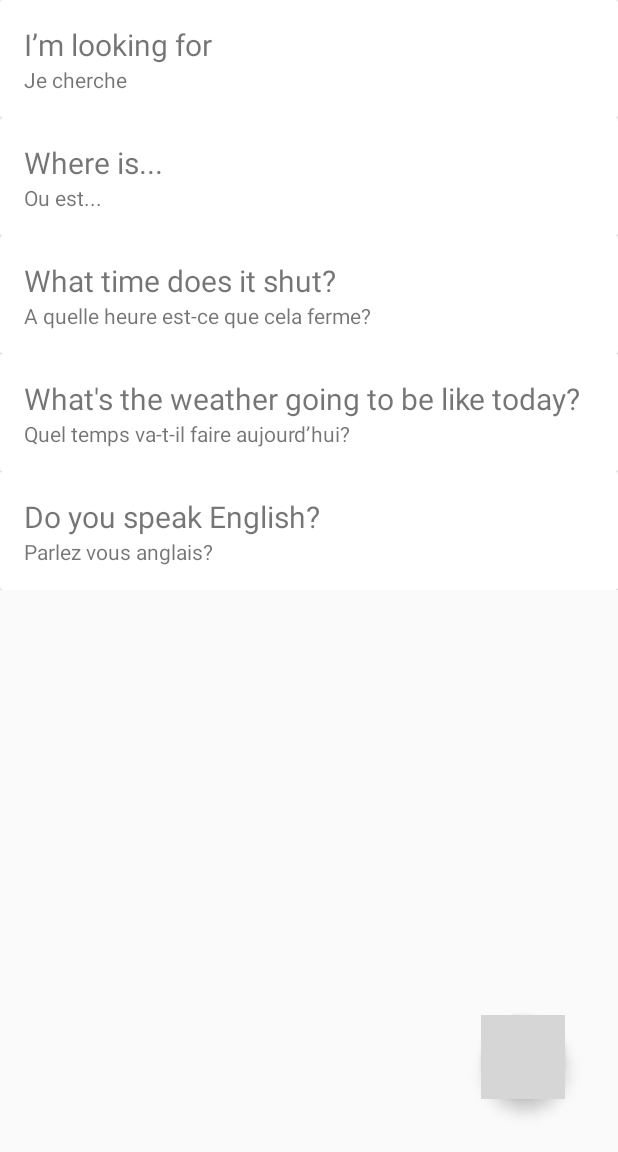
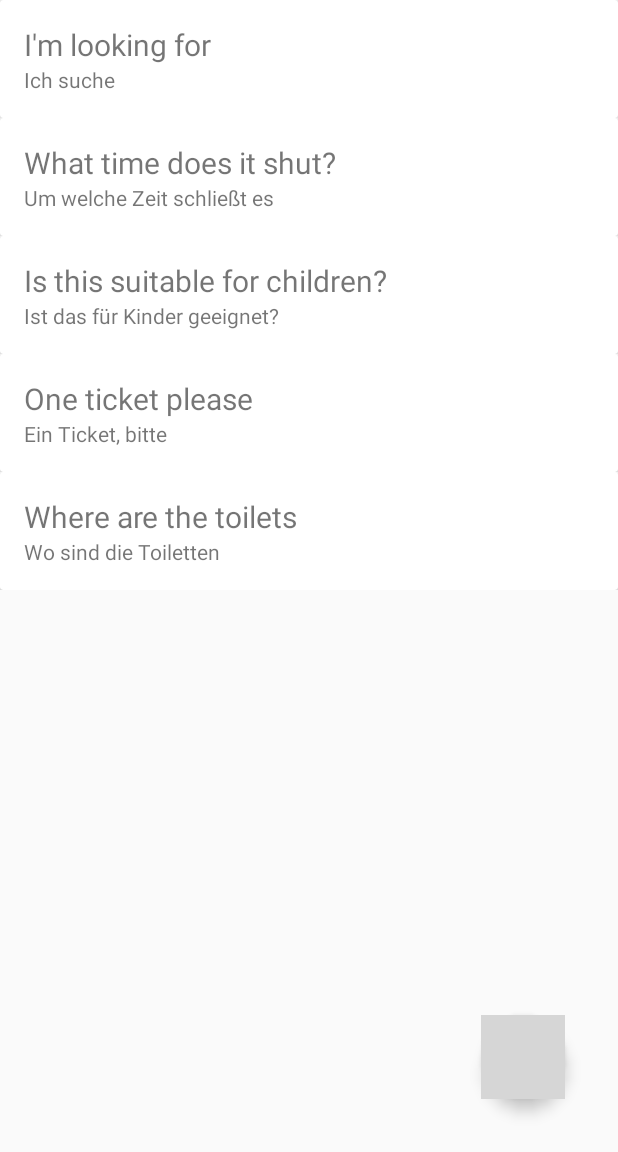
Before and after one commit to TourKing/TourKingAndroid, an Android app: the fragment FromPage placed in its activity, in the side drawer, after a tap on "Attractions", on a phone screen of 412 x 824 dp, the part 84-1236 px from its top. Run offline under Robolectric (Android 15) with nearby library versions, the phone set to English and light mode, and no system bars; libraries missing offline, so code that uses them is left out: com.google.cloud.translate; grey boxes are pictures that could not be loaded.

Commit message:
added german phrases

```diff
--- a/TK/app/src/main/java/com/holly/tourking/FromPage.java
+++ b/TK/app/src/main/java/com/holly/tourking/FromPage.java
@@ -31,45 +31,14 @@ public class FromPage extends Fragment {
     public View onCreateView(LayoutInflater inflater, ViewGroup container,
                              Bundle savedInstanceState) {
 
-       //View rootView = inflater.inflate(R.layout.phrases_page, container, false);
 
         RecyclerView rv = new RecyclerView(getContext());
         rv.setLayoutManager(new LinearLayoutManager(getContext()));
 
-        /*CardView cv1 = rootView.findViewById(R.id.cv);
-        TextView phrase1 = rootView.findViewById(R.id.phrase);
-        TextView translation1 = rootView.findViewById(R.id.translation);*/
-
         List<Phrase> phrases;
-        Phrase.initialiseData();
-        phrases = Phrase.HomePhrases;
+        phrases = Phrase.initialiseData(1, ((MainActivity)getActivity()).getSection());
 
         rv.setAdapter(new FromPhraseAdapter(getContext(), phrases));
-
-        switch (((MainActivity)getActivity()).getSection()){
-
-            case "home":
-                phrases = Phrase.HomePhrases;
-                rv.setAdapter(new FromPhraseAdapter(getContext(), phrases));
-                break;
-            case "transport":
-                phrases = Phrase.Transport;
-                rv.setAdapter(new FromPhraseAdapter(getContext(), phrases));
-                break;
-            case "restaurant":
-                phrases = Phrase.Restaurant;
-                rv.setAdapter(new FromPhraseAdapter(getContext(), phrases));
-                break;
-            case "attractions":
-                phrases = Phrase.Attractions;
-                rv.setAdapter(new FromPhraseAdapter(getContext(), phrases));
-                break;
-            case "supermarket":
-                phrases = Phrase.SuperMarket;
-                rv.setAdapter(new FromPhraseAdapter(getContext(), phrases));
-                break;
-        }
-
         return rv;
     }
 }
--- a/TK/app/src/main/java/com/holly/tourking/Phrase.java
+++ b/TK/app/src/main/java/com/holly/tourking/Phrase.java
@@ -18,99 +18,113 @@ import java.util.List;
 public class Phrase {
     public String phrase;
     public String translation;
-    public String phonetic;
 
-    Phrase(String phrase, String translation, String phonetic) {
+    Phrase(String phrase, String translation) {
         this.phrase = phrase;
         this.translation = translation;
-        this.phonetic = phonetic;
     }
-    public static List<Phrase> HomePhrases;
-    public static List<Phrase> Transport;
-    public static List<Phrase> Restaurant;
-    public static List<Phrase> Attractions;
-    public static List<Phrase> SuperMarket;
+    public static ArrayList<Phrase> phrases;
 
-    ArrayList<String> translatedList = new ArrayList<>();
-
-    public static void initialiseData(){
-        HomePhrases = new ArrayList<>();
-        HomePhrases.add(new Phrase("Hello", "Bonjour", "(phonetic)"));
-        HomePhrases.add(new Phrase("I would like...", "Je voudrais...", "(phonetic)"));
-        HomePhrases.add(new Phrase("I don't understand", "Je ne comprends pas", "(phonetic)"));
-        HomePhrases.add(new Phrase("Could you repeat that please?", "Pouvez-vous répéter, s’il vous plaît.", "(phonetic)"));
-        HomePhrases.add(new Phrase("Do you speak English?", "Parlez vous anglais?", "(phonetic)"));
-
-        Transport = new ArrayList<>();
-        Transport.add(new Phrase("A car", "Une voiture", "(phonetic)"));
-        Transport.add(new Phrase("The train station", "La gare", "(phonetic)"));
-        Transport.add(new Phrase("The airport", "L'aeroport", "(phonetic)"));
-        Transport.add(new Phrase("We're lost", "Nous sommes perdus", "(phonetic)"));
-        Transport.add(new Phrase("We would like to go...", "Nous voulons aller à...", "(phonetic)"));
-
-        Restaurant = new ArrayList<>();
-        Restaurant.add(new Phrase("I would like...", "Je voudrais...", "(phonetic)"));
-        Restaurant.add(new Phrase("With cheese", "Au gratin", "(phonetic)"));
-        Restaurant.add(new Phrase("Enjoy your food", "Bon apétit", "(phonetic)"));
-        Restaurant.add(new Phrase("A table for two / four people", "Une table pour deux / quatre personnes. ", "(phonetic)"));
-        Restaurant.add(new Phrase("Could I have the bill please?", "L’addition, s’il vous plaît", "(phonetic)"));
-
-        Attractions = new ArrayList<>();
-        Attractions.add(new Phrase("I’m looking for", "Je cherche", "(phonetic)"));
-        Attractions.add(new Phrase("Where is...", "Ou est...", "(phonetic)"));
-        Attractions.add(new Phrase("What time does it shut?", "A quelle heure est-ce que cela ferme?", "(phonetic)"));
-        Attractions.add(new Phrase("What's the weather going to be like today?", "Quel temps va-t-il faire aujourd’hui? ", "(phonetic)"));
-        Attractions.add(new Phrase("Do you speak English?", "Parlez vous anglais?", "(phonetic)"));
-
-        SuperMarket = new ArrayList<>();
-        SuperMarket.add(new Phrase("Price", "Prix", "(phonetic)"));
-        SuperMarket.add(new Phrase("Credit card", "Carte de crédit", "(phonetic)"));
-        SuperMarket.add(new Phrase("To buy", "Achete", "(phonetic)"));
-        SuperMarket.add(new Phrase("How much is it?", "Combien ça coûte", "(phonetic)"));
-        SuperMarket.add(new Phrase("Thank you", "Merci", "(phonetic)"));
+    public static ArrayList<Phrase> createPhraseList(String[] s1, String[] s2){
+        phrases = new ArrayList<>();
+        for(int i = 0; i < s1.length; i++){
+            System.out.println("eng: " + s1[i]);
+            System.out.println("for: " + s2[i]);
+            phrases.add(new Phrase(s1[i], s2[i]));
+        }
+        return phrases;
+    }
 
 
-    }
+    static String[] engHome = {"Hello", "Please", "Thank you", "Good-bye",
+            "I would like...", "I don't understand", "Excuse me", "Where is the...?",
+            "Could you repeat that please?", "Do you speak English?"};
+    static String[] frHome = {"Bonjour", "S’il vous plaît", "Merci", "Au revoir",
+            "Je voudrais...", "Je ne comprends pas", "Excusez-moi", "où est le/la...?",
+            "Pouvez-vous répéter, s’il vous plaît.", "Parlez vous anglais?"
+    };
+    static String[] gerHome = {"Guten Tag", "Bitte", "Danke", "Auf Wiedersehen",
+            "Ich möchte", "Ich verstehe nicht", "Entschuldigen Sie mich",
+            "Wo ist der/die/das", "Könntest du das bitte wiederholen",
+            "Sprichst du Englisch"};
 
-    public String textTranslate(final String input, String source, final String target) throws Exception {
 
-        final String GOOGLE_API_KEY = "AIzaSyDfVhfHmQWt6avT4P2hRg0rulJ-tr1Dik4";
+    static  String[] engTransport = {"The train station", "I am lost", "I would like to go..",
+            "The airport", "A car", "One ticket please"};
+    static String[] frTransport = {"La gare", "Je suis perdu", "Je voudrais aller à... ",
+            "L'aeroport", "Une voiture", "Un billet s'il vous plaît"};
+    static String[] gerTransport = {"Der Bahnhof", "ich bin verloren", "ich würde gerne gehen",
+            "Der Flughafen", "Einen Wagen", "Ein Ticket, bitte"};
 
-        final Handler textViewHandler = new Handler();
-        String output = "";
 
-        new AsyncTask<Void, Void, Void>() {
-            @Override
-            protected Void doInBackground(Void... params) {
-                Translate translate = TranslateOptions.newBuilder().setApiKey(GOOGLE_API_KEY).build().getService();
-                Log.i("Response:","works");
-                final Translation translation =
-                        translate.translate(input,
-                                Translate.TranslateOption.targetLanguage(target));
-                textViewHandler.post(new Runnable() {
-                    @Override
-                    public void run() {
-                            String translated = translation.getTranslatedText().replace("&amp;","&")
-                                    .replace("&lt;","<")
-                                    .replace("&gt;",">")
-                                    .replace("&quot;","\"");
-                            setString(translated);
+    static String[] engRestaurant = {"I would like to order", "A table for two people",
+            "Could I have the bill please?", "I am allergic to", "Water"};
+    static String[] frRestaurant = {"je voudrais commander", "Une table pour deux personnes",
+            "L’addition, s’il vous plaît", "Je suis allergique à", "L'eau"};
+    static String[] gerRestaurant = {"Ich würde gerne bestellen", "Ein Tisch für zwei Personen",
+            "Könnte ich bitte die Rechnung haben?", "ich bin allergisch gegen", "Wasser"};
 
-                    }
-                });
-                return null;
-            }
-        }.execute();
+    static String[] engAttractions = {"I'm looking for", "What time does it shut?", "Is this suitable for children?",
+            "One ticket please", "Where are the toilets"};
+    static String[] frAttractions = {"Je cherche", "A quelle heure est-ce que cela ferme?", "Ceci convient aux enfants",
+            "Un billet s'il vous plaît", "Où sont les toilettes"};
+    static String[] gerAttractions = {"Ich suche", "Um welche Zeit schließt es", "Ist das für Kinder geeignet?",
+            "Ein Ticket, bitte", "Wo sind die Toiletten"};
 
-        return output;
-    }
+    static String[] engSupermarket = {"How much is it?", "Do you take credit cards?", "I'm looking for"};
+    static String[] frSuperMarket = {"Combien ça coûte", "Prenez-vous les cartes de crédit", "Je cherche"};
+    static String[] gerSuperMarket = {"Wie viel kostet das?", "Akzeptieren Sie Kreditkarten", "Ich suche" };
 
-    private Void setString(String translated) {
-        translatedList.add(translated);
-        return null;
+    public static ArrayList<Phrase> initialiseData(int id, String category){
+
+        switch(category) {
+            case "home":
+                if(id == 0){
+                    phrases = createPhraseList(engHome, frHome );
+                } else {
+                    phrases = createPhraseList(engHome, gerHome );
+                }
+                break;
+            case "transport":
+                if(id == 0){
+                    phrases = createPhraseList(engTransport, frTransport );
+                } else {
+                    phrases = createPhraseList(engTransport, gerTransport );
+                }
+
+                break;
+            case "restaurant":
+                if(id == 0){
+                    phrases = createPhraseList(engRestaurant, frRestaurant );
+                } else {
+                    phrases = createPhraseList(engRestaurant, gerRestaurant );
+                }
+
+                break;
+            case "attractions":
+                if(id == 0){
+                    phrases = createPhraseList(engAttractions, frAttractions );
+                } else {
+                    phrases = createPhraseList(engAttractions, gerAttractions );
+                }
+                break;
+            case "supermarket":
+                if(id == 0){
+                    phrases = createPhraseList(engSupermarket, frSuperMarket );
+                } else {
+                    phrases = createPhraseList(engSupermarket, gerSuperMarket );
+                }
+                break;
+        }
+
+        return phrases;
+
+
     }
 
 
 
 
+
+
 }
--- a/TK/app/src/main/java/com/holly/tourking/ToPage.java
+++ b/TK/app/src/main/java/com/holly/tourking/ToPage.java
@@ -34,39 +34,10 @@ public class ToPage extends Fragment {
         RecyclerView rv = new RecyclerView(getContext());
         rv.setLayoutManager(new LinearLayoutManager(getContext()));
 
-        /*CardView cv1 = rootView.findViewById(R.id.cv);
-        TextView phrase1 = rootView.findViewById(R.id.phrase);
-        TextView translation1 = rootView.findViewById(R.id.translation);*/
-
         List<Phrase> phrases;
-        Phrase.initialiseData();
-        phrases = Phrase.HomePhrases;
+        phrases = Phrase.initialiseData(1, ((MainActivity)getActivity()).getSection());
 
         rv.setAdapter(new ToPhraseAdapter(getContext(), phrases));
-
-        switch (((MainActivity)getActivity()).getSection()){
-
-            case "home":
-                phrases = Phrase.HomePhrases;
-                rv.setAdapter(new ToPhraseAdapter(getContext(), phrases));
-                break;
-            case "transport":
-                phrases = Phrase.Transport;
-                rv.setAdapter(new ToPhraseAdapter(getContext(), phrases));
-                break;
-            case "restaurant":
-                phrases = Phrase.Restaurant;
-                rv.setAdapter(new ToPhraseAdapter(getContext(), phrases));
-                break;
-            case "attractions":
-                phrases = Phrase.Attractions;
-                rv.setAdapter(new ToPhraseAdapter(getContext(), phrases));
-                break;
-            case "supermarket":
-                phrases = Phrase.SuperMarket;
-                rv.setAdapter(new ToPhraseAdapter(getContext(), phrases));
-                break;
-        }
 
         return rv;
     }
```
